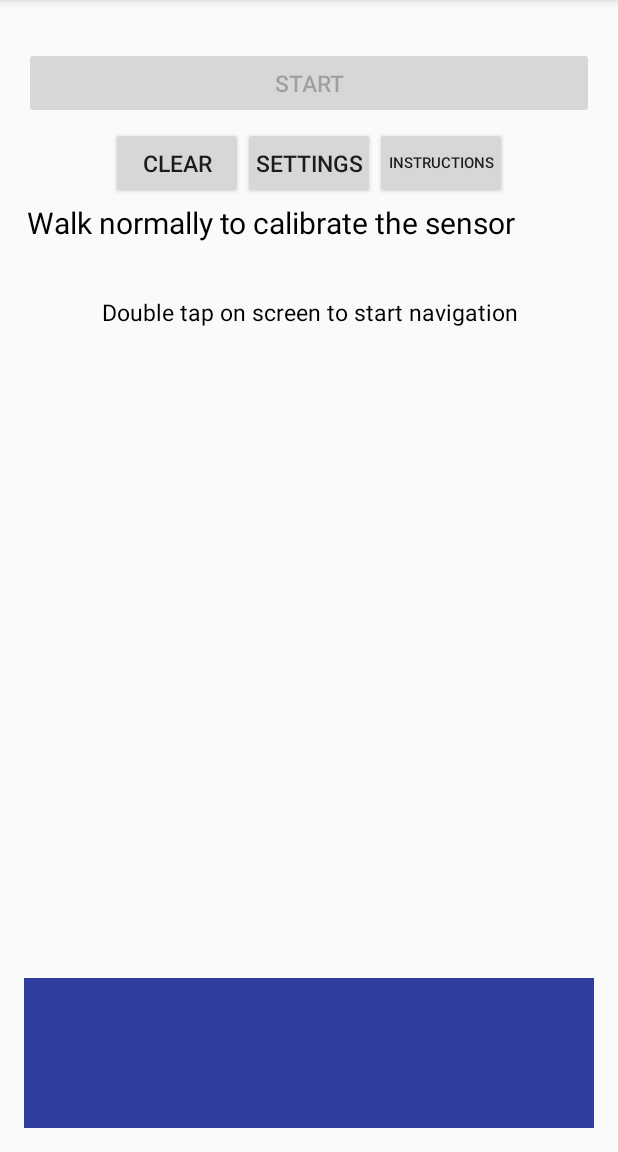
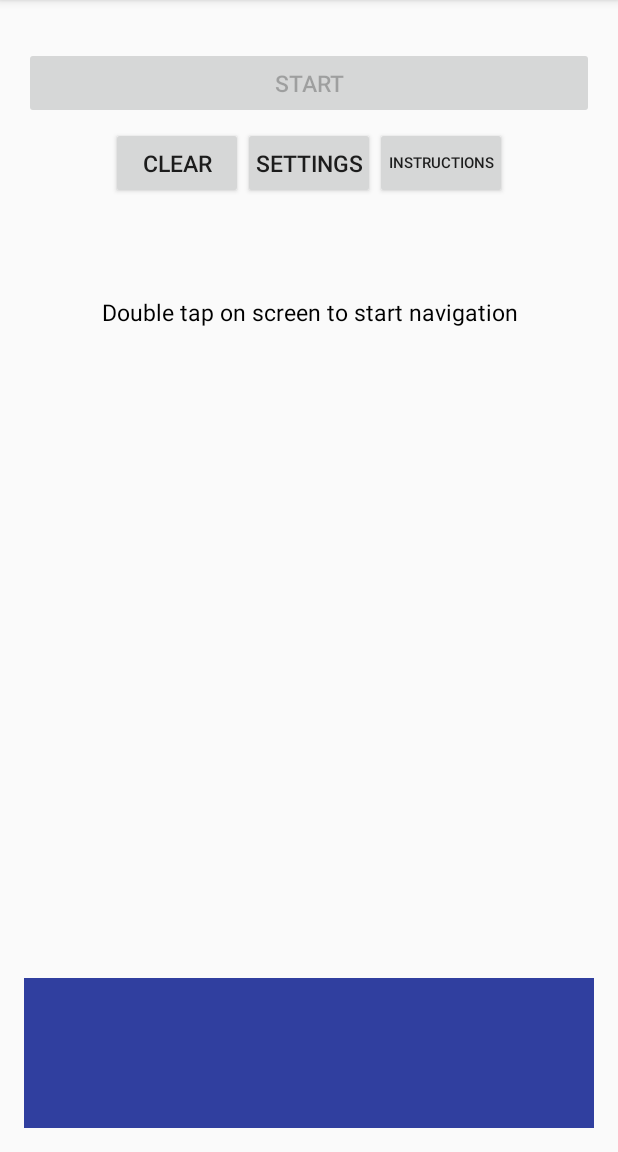
Before and after one commit to muhammadshahidraficp/virtualeye, an Android app: the screen it shows after launch (MainActivity), after a tap on "CLEAR", on a phone screen of 412 x 824 dp, the part 84-1236 px from its top. Run offline under Robolectric (Android 15) with nearby library versions, the phone set to English and light mode, and no system bars; 1 other tap on this screen came first.

Commit message:
clear button

```diff
--- a/app/src/main/java/com/team/virtualeye/MainActivity.java
+++ b/app/src/main/java/com/team/virtualeye/MainActivity.java
@@ -39,7 +39,6 @@ public class MainActivity extends AppCompatActivity {
     private static final String TAG = "bluetooth2";
     private final int REQ_CODE_SPEECH_INPUT = 100;
 
-    TextView txtArduino;
     Handler h;
     Button startButton, stopButton, clearButton;
     TextView distText, navText, calibText;
@@ -191,6 +190,7 @@ public class MainActivity extends AppCompatActivity {
         mPlayer.start();
     }
 
+
     public void launchGesture(){
         if(mPlayer.isLooping()){
             mPlayer.pause();
@@ -252,6 +252,7 @@ public class MainActivity extends AppCompatActivity {
     }
 
     public void onClickClear(View view) {
+        calibText.setText("");
         distText.setText("");
         navText.setText("");
     }
```
